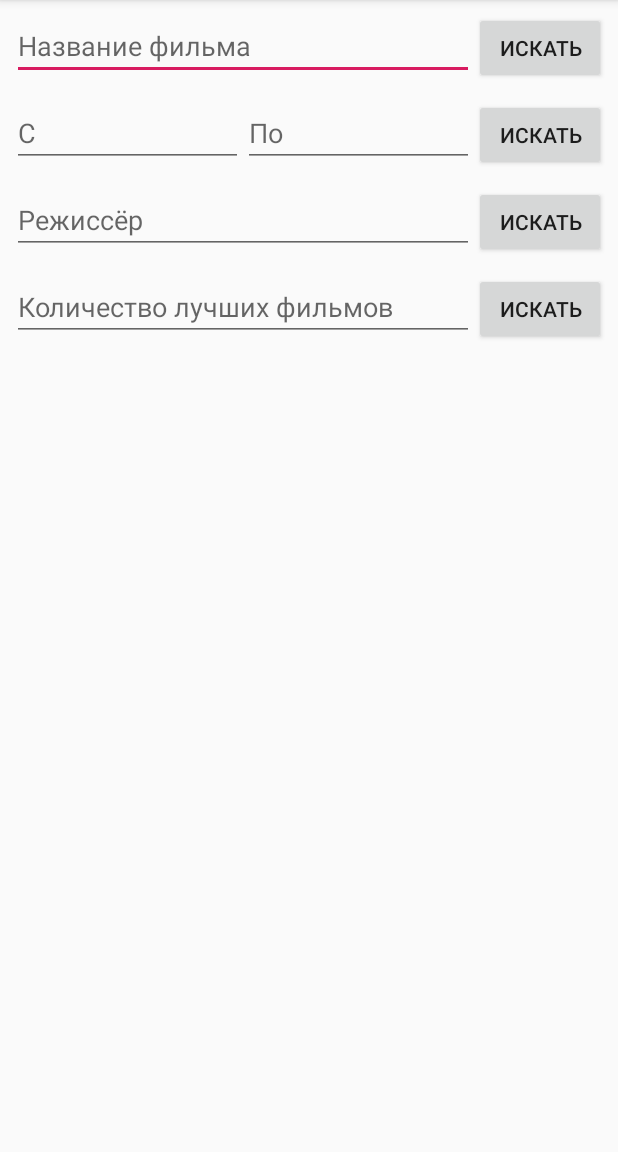
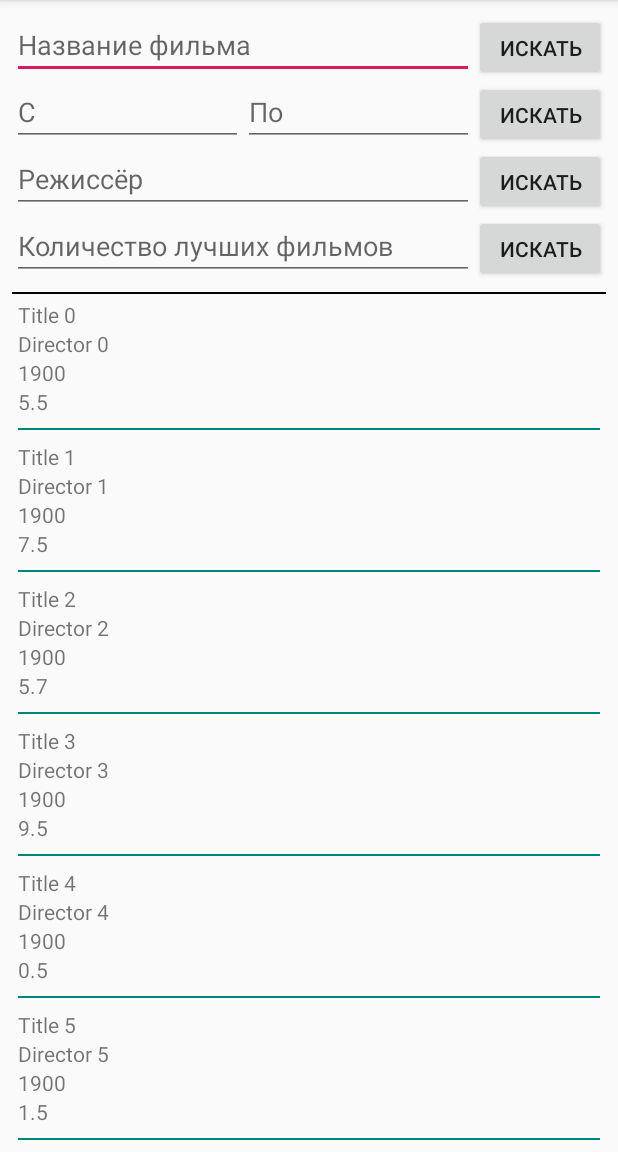
Before and after one commit to mertsalovda/RealmDemo, an Android app: the screen it shows after launch (MainActivity), on a phone screen of 412 x 824 dp, the part 84-1236 px from its top. Run offline under Robolectric (Android 15) with nearby library versions, the phone set to English and light mode, and no system bars; libraries missing offline, so code that uses them is left out: io.realm, io.realm.annotations; 1 statement that could not run was skipped.

Commit message:
Добавлен FilmHolder и FilmsAdapter.
1) В коде проекта есть интерфейс репозиторий и Realm-реализация, есть класс Film. В них находятся все необходимые (перечисленные выше) методы и поля.
2) Есть возможность добавить фильм в БД, удалить, получить и изменить. Также есть возможность получить все фильмы.
3) Можно выполнить поиск по названию фильма.
4) Можно выполнить поиск по годам.
5) Можно выполнить поиск фильмов определенного режиссера.
6) Можно получить топ фильмов.
7) Если результата нет, то отображается заглушка.

```diff
--- a/app/src/main/java/ru/mertsalovda/realmdemo/data/model/Film.java
+++ b/app/src/main/java/ru/mertsalovda/realmdemo/data/model/Film.java
@@ -19,8 +19,7 @@ public class Film extends RealmObject {
     public Film() {
     }
 
-    public Film(long id, String title, int release, String director, float rating) {
-        this.id = id;
+    public Film(String title, int release, String director, float rating) {
         this.title = title;
         this.yearRelease = release;
         this.director = director;
--- /dev/null
+++ b/app/src/main/java/ru/mertsalovda/realmdemo/ui/FilmHolder.java
@@ -0,0 +1,35 @@
+package ru.mertsalovda.realmdemo.ui;
+
+import android.view.View;
+import android.widget.TextView;
+
+import androidx.annotation.NonNull;
+import androidx.recyclerview.widget.RecyclerView;
+
+import ru.mertsalovda.realmdemo.R;
+import ru.mertsalovda.realmdemo.data.model.Film;
+
+public class FilmHolder extends RecyclerView.ViewHolder {
+
+    private View mView;
+    private TextView mTitle;
+    private TextView mDirector;
+    private TextView mRelease;
+    private TextView mRating;
+
+    public FilmHolder(@NonNull View itemView) {
+        super(itemView);
+        mView = itemView;
+        mTitle = mView.findViewById(R.id.tv_title_film);
+        mDirector = mView.findViewById(R.id.tv_director_film);
+        mRelease = mView.findViewById(R.id.tv_year_release_film);
+        mRating = mView.findViewById(R.id.tv_rating_film);
+    }
+
+    public void bind( Film film){
+            mTitle.setText(film.getTitle());
+            mDirector.setText(film.getDirector());
+            mRelease.setText(String.valueOf(film.getYearRelease()));
+            mRating.setText(String.valueOf(film.getRating()));
+    }
+}
--- /dev/null
+++ b/app/src/main/java/ru/mertsalovda/realmdemo/ui/FilmsAdapter.java
@@ -0,0 +1,42 @@
+package ru.mertsalovda.realmdemo.ui;
+
+import android.view.LayoutInflater;
+import android.view.View;
+import android.view.ViewGroup;
+
+import androidx.annotation.NonNull;
+import androidx.recyclerview.widget.RecyclerView;
+
+import java.util.ArrayList;
+import java.util.List;
+
+import ru.mertsalovda.realmdemo.R;
+import ru.mertsalovda.realmdemo.data.model.Film;
+
+public class FilmsAdapter extends RecyclerView.Adapter<FilmHolder> {
+
+    private List<Film> mFilms = new ArrayList<>();
+
+    @NonNull
+    @Override
+    public FilmHolder onCreateViewHolder(@NonNull ViewGroup parent, int viewType) {
+        LayoutInflater inflater = LayoutInflater.from(parent.getContext());
+        View view = inflater.inflate(R.layout.li_film, parent, false);
+        return new FilmHolder(view);
+    }
+
+    @Override
+    public void onBindViewHolder(@NonNull FilmHolder holder, int position) {
+        holder.bind(mFilms.get(position));
+    }
+
+    @Override
+    public int getItemCount() {
+        return mFilms.size();
+    }
+
+    public void addData(List<Film> films){
+        mFilms.clear();
+        mFilms.addAll(films);
+    }
+}
--- a/app/src/main/java/ru/mertsalovda/realmdemo/ui/FilmsFragment.java
+++ b/app/src/main/java/ru/mertsalovda/realmdemo/ui/FilmsFragment.java
@@ -3,15 +3,25 @@ package ru.mertsalovda.realmdemo.ui;
 import android.content.Context;
 import android.os.Bundle;
 
+import androidx.annotation.Nullable;
 import androidx.fragment.app.Fragment;
+import androidx.recyclerview.widget.LinearLayoutManager;
+import androidx.recyclerview.widget.RecyclerView;
 
 import android.view.LayoutInflater;
 import android.view.View;
 import android.view.ViewGroup;
 
+import java.util.ArrayList;
+import java.util.List;
+
 import ru.mertsalovda.realmdemo.R;
+import ru.mertsalovda.realmdemo.data.model.Film;
 
 public class FilmsFragment extends Fragment {
+
+    private RecyclerView mRecyclerView;
+    private FilmsAdapter mFilmsAdapter;
 
     public static FilmsFragment newInstance() {
         return new FilmsFragment();
@@ -25,7 +35,34 @@ public class FilmsFragment extends Fragment {
     @Override
     public View onCreateView(LayoutInflater inflater, ViewGroup container,
                              Bundle savedInstanceState) {
-        return inflater.inflate(R.layout.fr_films, container, false);
+        View view = inflater.inflate(R.layout.fr_films, container, false);
+        mRecyclerView = view.findViewById(R.id.recycler_films);
+        return view;
+    }
+
+    @Override
+    public void onActivityCreated(@Nullable Bundle savedInstanceState) {
+        super.onActivityCreated(savedInstanceState);
+        mFilmsAdapter = new FilmsAdapter();
+        mFilmsAdapter.addData(getTestData());
+
+        mRecyclerView.setLayoutManager(new LinearLayoutManager(getActivity()));
+        mRecyclerView.setAdapter(mFilmsAdapter);
+    }
+
+    private List<Film> getTestData() {
+        List<Film> result = new ArrayList<>();
+        result.add(new Film("Title 0", 1900, "Director 0", 5.5F));
+        result.add(new Film("Title 1", 1900, "Director 1", 7.5F));
+        result.add(new Film("Title 2", 1900, "Director 2", 5.7F));
+        result.add(new Film("Title 3", 1900, "Director 3", 9.5F));
+        result.add(new Film("Title 4", 1900, "Director 4", 0.5F));
+        result.add(new Film("Title 5", 1900, "Director 5", 1.5F));
+        result.add(new Film("Title 6", 1900, "Director 6", 2.5F));
+        result.add(new Film("Title 7", 1900, "Director 7", 5.1F));
+        result.add(new Film("Title 8", 1900, "Director 8", 7.5F));
+        result.add(new Film("Title 9", 1900, "Director 9", 7.5F));
+        return result;
     }
 
     @Override
--- a/app/src/main/res/layout/fr_films.xml
+++ b/app/src/main/res/layout/fr_films.xml
@@ -36,19 +36,19 @@
 
         <EditText
             android:id="@+id/et_start_year_search"
-            android:hint="C"
-            android:inputType="numberDecimal"
             android:layout_width="match_parent"
             android:layout_height="wrap_content"
-            android:layout_weight="1" />
+            android:layout_weight="1"
+            android:hint="C"
+            android:inputType="numberDecimal" />
 
         <EditText
             android:id="@+id/et_end_year_search"
-            android:hint="По"
-            android:inputType="numberDecimal"
             android:layout_width="match_parent"
             android:layout_height="wrap_content"
-            android:layout_weight="1" />
+            android:layout_weight="1"
+            android:hint="По"
+            android:inputType="numberDecimal" />
 
         <Button
             android:id="@+id/btn_year_search"
@@ -100,6 +100,12 @@
 
     </LinearLayout>
 
+    <View
+        android:layout_width="match_parent"
+        android:layout_height="1dp"
+        android:layout_marginTop="8dp"
+        android:background="#000000" />
+
     <androidx.recyclerview.widget.RecyclerView
         android:id="@+id/recycler_films"
         android:layout_width="match_parent"
--- a/app/src/main/res/layout/li_film.xml
+++ b/app/src/main/res/layout/li_film.xml
@@ -4,7 +4,7 @@
     android:layout_width="match_parent"
     android:layout_height="wrap_content"
     android:orientation="vertical"
-    android:padding="16dp">
+    android:padding="4dp">
 
     <TextView
         android:id="@+id/tv_title_film"
@@ -29,6 +29,10 @@
         android:layout_width="wrap_content"
         android:layout_height="wrap_content"
         tools:text="Rating" />
-
+    <View
+        android:layout_width="match_parent"
+        android:layout_height="1dp"
+        android:background="@color/colorPrimary"
+        android:layout_marginTop="8dp"/>
 
 </LinearLayout>
```
